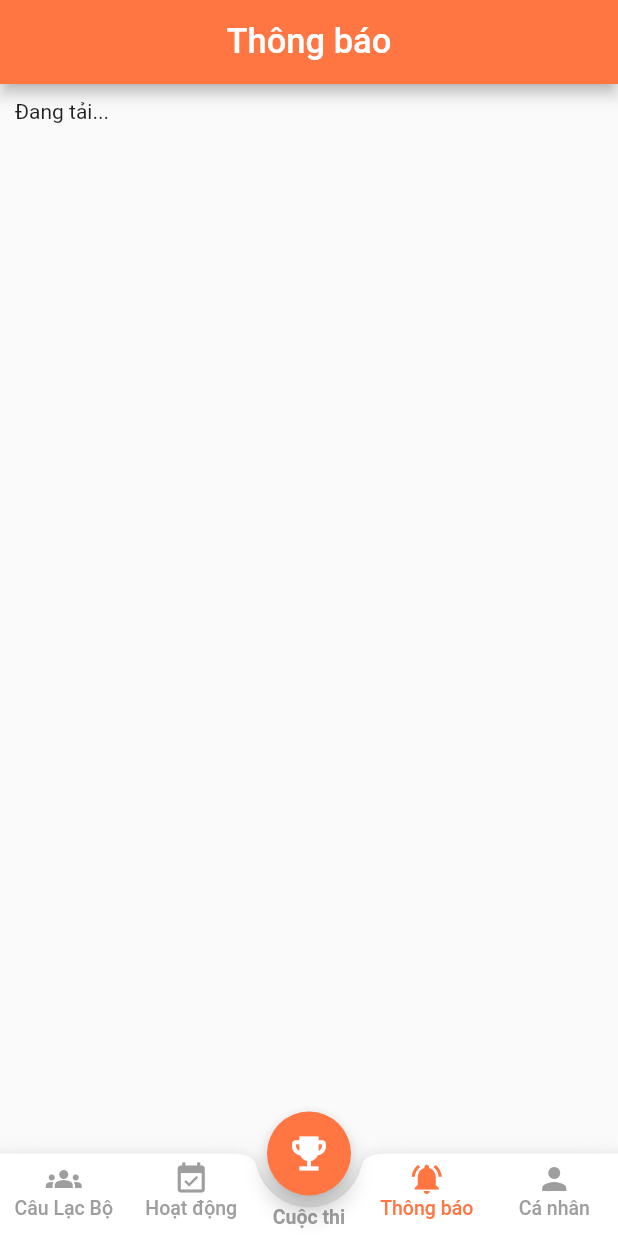
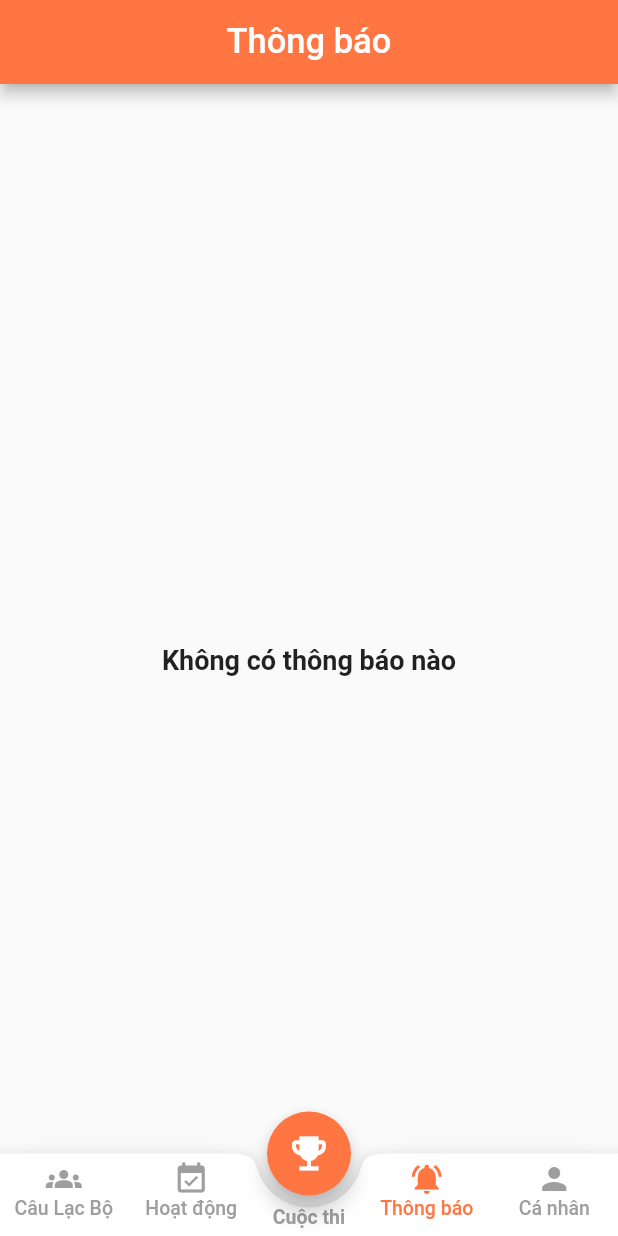
Before and after one commit to vuthingngoc/UniCEC_Mobi, a Flutter app: the MainPage screen opened directly with empty values, swiped to page 4, on a phone screen of 412 x 824 dp. Run offline on Flutter 3.47's test engine with Material 2 defaults, Android fonts, the phone set to English and light mode, and no system bars; our stand-ins replace cloud_firestore, equatable, firebase_auth, firebase_core, firebase_messaging, flutter_bloc and 10 more; missing offline and left inert: gender_picker, loadmore; accounts and stored records are empty; network calls fail.

Commit message:
config notification - not finish yet

```diff
--- a/lib/bloc/notification/notification_bloc.dart
+++ b/lib/bloc/notification/notification_bloc.dart
@@ -1,6 +1,7 @@
 import 'package:cloud_firestore/cloud_firestore.dart';
 import 'package:unicec_mobi/bloc/notification/notification_state.dart';
 import 'package:unicec_mobi/utils/base_bloc.dart';
+import 'package:unicec_mobi/utils/log.dart';
 
 import '../../models/entities/notification/notification_model.dart';
 import 'notification_event.dart';
@@ -17,8 +18,8 @@ class NotificationBloc extends BaseBloc<NotificationEvent, NotificationState> {
 
   NotificationBloc()
       : super(NotificationState(
-            notifications: const [],
-            currentNotifications: const [],
+            notifications: [],
+            currentNotifications: [],
             currentPage: 1,
             pageSize: 10,
             hasNext: false)) {
@@ -28,8 +29,11 @@ class NotificationBloc extends BaseBloc<NotificationEvent, NotificationState> {
         QuerySnapshot<Map<String, dynamic>> querySnapshot =
             await FirebaseFirestore.instance.collection('Notification').get();
 
+        Log.info("querySnapshot: ${querySnapshot.size}");
+
         for (var element in querySnapshot.docs) {
           Map<String, dynamic> data = element.data();
+          Log.info('data notification: $data');
           notifications.add(NotificationModel.fromJson(data));
         }
         notifications.sort();
--- a/lib/bloc/notification/notification_state.dart
+++ b/lib/bloc/notification/notification_state.dart
@@ -3,12 +3,12 @@ import 'package:unicec_mobi/models/entities/notification/notification_model.dart
 
 class NotificationState extends Equatable {
   final List<NotificationModel> notifications;
-  List<NotificationModel> currentNotifications;
-  int currentPage;
-  int pageSize;
-  bool hasNext;
+  final List<NotificationModel> currentNotifications;
+  final int currentPage;
+  final int pageSize;
+  final bool hasNext;
 
-  NotificationState(
+  const NotificationState(
       {required this.notifications,
       required this.currentNotifications,
       required this.currentPage,
--- a/lib/main.dart
+++ b/lib/main.dart
@@ -8,10 +8,13 @@ import 'package:flutter_local_notifications/flutter_local_notifications.dart';
 import 'package:unicec_mobi/utils/log.dart';
 import 'package:unicec_mobi/utils/router.dart';
 import 'dependencies/app_dependencies.dart';
+import 'utils/firebase.dart';
 
 Future<void> _firebaseMessagingBackgroundHandler(RemoteMessage message) async {
   await Firebase.initializeApp();
   Log.info("Handling a background message: ${message.messageId}");
+  print(message.data.toString());
+  print(message.notification!.title);
 }
 
 final FlutterLocalNotificationsPlugin flutterLocalNotificationsPlugin =
@@ -34,6 +37,7 @@ class MyHttpOverrides extends HttpOverrides {
 
 void main() async {
   WidgetsFlutterBinding.ensureInitialized();
+  FirebaseUtils.initialize();
   await AppDependencies.setup();
   FirebaseMessaging.onBackgroundMessage(_firebaseMessagingBackgroundHandler);
   await flutterLocalNotificationsPlugin
--- a/lib/models/entities/notification/notification_model.dart
+++ b/lib/models/entities/notification/notification_model.dart
@@ -18,7 +18,7 @@ class NotificationModel implements Comparable<NotificationModel> {
     int id = json['Id'] ?? 0;
     String title = json['Title'] ?? '';
     String content = json['Content'] ?? '';
-    DateTime sortDate = DateTime.parse(json['SortDate']);
+    DateTime sortDate = json['DateCreate'] != null ? DateTime.parse(json['DateCreate']) : DateTime.now();
     String createdDate = DateFormat('dd-MM-yyyy HH:mm').format(sortDate);
 
     return NotificationModel(
--- a/lib/screens/club/tab_club_info/club_info_description.dart
+++ b/lib/screens/club/tab_club_info/club_info_description.dart
@@ -32,7 +32,7 @@ class _ClubDescriptionState extends State<ClubDescription> {
             //   padding: const EdgeInsets.only(left: 25.0),
             //   child: ClubPic(avatar: avatar),
             // ),
-            Padding(
+            const Padding(
               padding: const EdgeInsets.only(top: 60.0, left: 20),
               child: FractionalTranslation(
                   translation: Offset(0.0, -0.5),
--- a/lib/screens/notification/notification_page.dart
+++ b/lib/screens/notification/notification_page.dart
@@ -9,7 +9,7 @@ import '../../utils/dimens.dart';
 import 'widgets/list_notification.dart';
 
 class NotificationPage extends StatefulWidget {
-  final NotificationBloc bloc;
+  NotificationBloc bloc;
 
   NotificationPage({required this.bloc});
 
--- a/lib/screens/notification/widgets/list_notification.dart
+++ b/lib/screens/notification/widgets/list_notification.dart
@@ -10,11 +10,12 @@ import '../../../utils/dimens.dart';
 import '../noti_detail_page.dart';
 
 class ListNotification extends StatefulWidget {
+  const ListNotification({Key? key}) : super(key: key);
+
   _ListNotificationState createState() => _ListNotificationState();
 }
 
 class _ListNotificationState extends State<ListNotification> {
-
   Future _loadMore(BuildContext context) async {
     await Future.delayed(const Duration(seconds: 0, milliseconds: 2000));
     BlocProvider.of<NotificationBloc>(context).add(LoadMoreEvent());
@@ -116,7 +117,12 @@ class _ListNotificationState extends State<ListNotification> {
                         }),
                   ),
                 )
-              : const Text('Đang tải...');
+              : const Center(
+                  child: Text(
+                  'Không có thông báo nào',
+                  style: TextStyle(fontWeight: FontWeight.bold, fontSize: 18.0),
+                  textAlign: TextAlign.center,
+                ));
         });
   }
 }
```
Also changed, not shown: lib/screens/club/tab_club_info/body_club_info.dart (+2 -6 lines), lib/screens/competition_detail/competition_detail_page.dart (+4 -3 lines), lib/screens/main_page/main_page.dart (+66 -48 lines), lib/utils/firebase.dart (+32 -0 lines), 2 other files.
